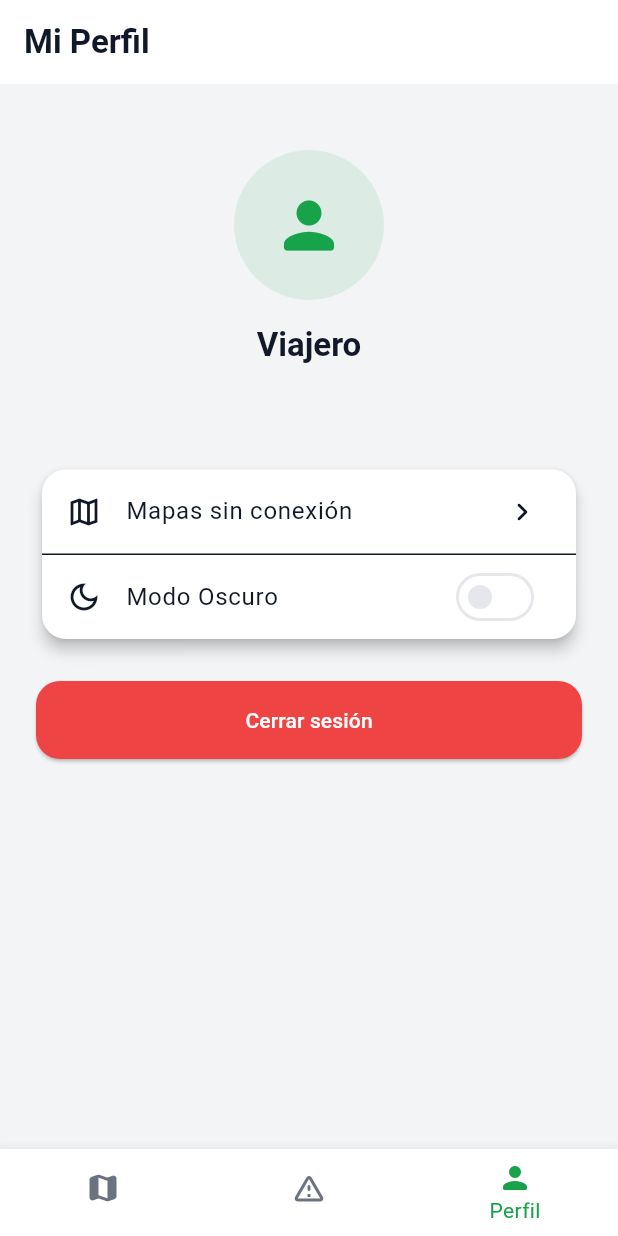
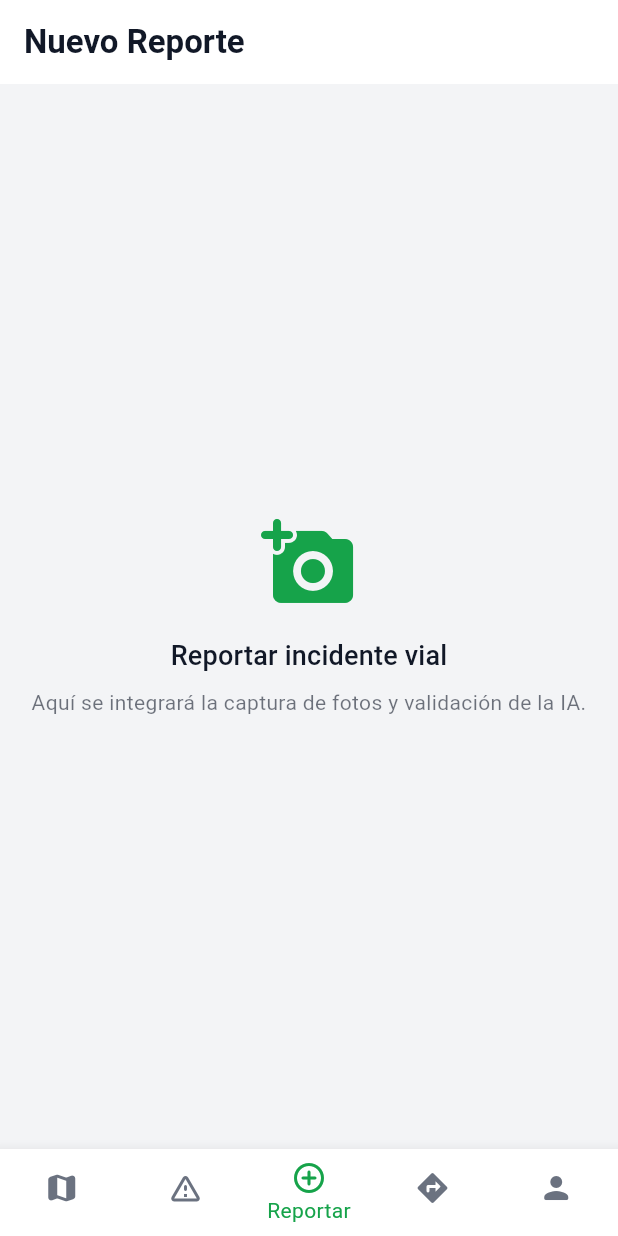
Before and after one commit to MelaSqui/RuteandoBolivia, a Flutter app: the screen it shows after launch, item 3 of the bottom bar chosen, on a phone screen of 412 x 824 dp. Run offline on Flutter 3.47's test engine with Material 3 defaults, Android fonts, the phone set to English and light mode, and no system bars; our stand-ins replace flutter_map, flutter_svg, latlong2, supabase_flutter; accounts and stored records are empty.

Commit message:
feat(navigation): [RUT-7] agregar modulos de reporte y rutas completando los 5 items de navegacion

```diff
--- a/lib/features/home/presentation/screens/home_screen.dart
+++ b/lib/features/home/presentation/screens/home_screen.dart
@@ -1,6 +1,8 @@
 import 'package:flutter/material.dart';
 import 'package:ruteando_bolivia/features/map/presentation/screens/map_screen.dart';
 import 'package:ruteando_bolivia/features/alerts/presentation/screens/alerts_screen.dart';
+import 'package:ruteando_bolivia/features/reports/presentation/screens/reports_screen.dart';
+import 'package:ruteando_bolivia/features/routes/presentation/screens/routes_screen.dart';
 import 'package:ruteando_bolivia/features/profile/presentation/screens/profile_screen.dart';
 
 class HomeScreen extends StatefulWidget {
@@ -16,6 +18,8 @@ class _HomeScreenState extends State<HomeScreen> {
   final List<Widget> _screens = const [
     MapaTransitabilidad(),
     AlertsScreen(),
+    ReportsScreen(),
+    RoutesScreen(),
     ProfileScreen(),
   ];
 
@@ -27,6 +31,7 @@ class _HomeScreenState extends State<HomeScreen> {
         children: _screens,
       ),
       bottomNavigationBar: BottomNavigationBar(
+        type: BottomNavigationBarType.fixed, // Asegura que se muestren las 5 opciones fijas
         currentIndex: _currentIndex,
         onTap: (index) {
           setState(() {
@@ -43,6 +48,14 @@ class _HomeScreenState extends State<HomeScreen> {
             label: 'Alertas',
           ),
           BottomNavigationBarItem(
+            icon: Icon(Icons.add_circle_outline_rounded),
+            label: 'Reportar',
+          ),
+          BottomNavigationBarItem(
+            icon: Icon(Icons.directions_rounded),
+            label: 'Rutas',
+          ),
+          BottomNavigationBarItem(
             icon: Icon(Icons.person_rounded),
             label: 'Perfil',
           ),
--- /dev/null
+++ b/lib/features/reports/presentation/screens/reports_screen.dart
@@ -0,0 +1,42 @@
+import 'package:flutter/material.dart';
+
+class ReportsScreen extends StatelessWidget {
+  const ReportsScreen({super.key});
+
+  @override
+  Widget build(BuildContext context) {
+    final theme = Theme.of(context);
+
+    return Scaffold(
+      appBar: AppBar(
+        title: const Text('Nuevo Reporte'),
+        backgroundColor: theme.colorScheme.surface,
+      ),
+      body: Center(
+        child: Column(
+          mainAxisAlignment: MainAxisAlignment.center,
+          children: [
+            Icon(
+              Icons.add_a_photo_rounded,
+              size: 64,
+              color: theme.colorScheme.primary,
+            ),
+            const SizedBox(height: 16),
+            Text(
+              'Reportar incidente vial',
+              style: theme.textTheme.titleMedium,
+            ),
+            const SizedBox(height: 8),
+            Text(
+              'Aquí se integrará la captura de fotos y validación de la IA.',
+              style: theme.textTheme.bodyMedium?.copyWith(
+                color: theme.colorScheme.onSurface.withOpacity(0.6),
+              ),
+              textAlign: TextAlign.center,
+            ),
+          ],
+        ),
+      ),
+    );
+  }
+}
```
Also changed, not shown: lib/features/routes/presentation/screens/routes_screen.dart (added, +42 -0 lines).
